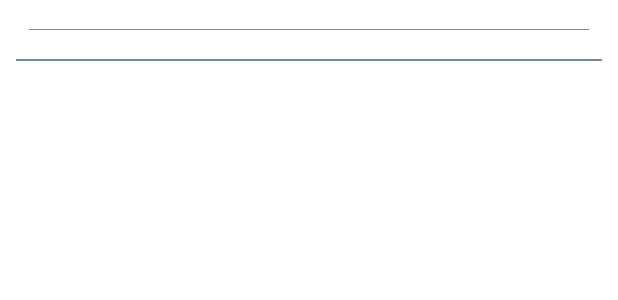
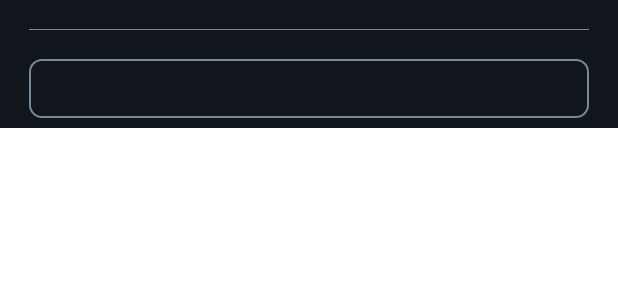
Before and after one commit to Sparsh011/Ping, an Android app: the layout meme_design.xml on its own in the app's theme, with its tools: preview values and no code run, on a phone screen of 412 x 824 dp. Shown: the top 300 px of the screen. Run offline under Robolectric (Android 15) with nearby library versions, the phone set to English and light mode, and no system bars.

Commit message:
partially added save meme feature

```diff
--- a/app/src/main/java/com/example/ping/views/activity/UsersActivity.kt
+++ b/app/src/main/java/com/example/ping/views/activity/UsersActivity.kt
@@ -94,6 +94,10 @@ class UsersActivity : AppCompatActivity() {
             R.id.show_memes -> {
                 startActivity(Intent(this@UsersActivity, MemesActivity::class.java))
             }
+
+            R.id.show_saved_memes ->{
+                startActivity(Intent(this@UsersActivity, SavedMemesActivity::class.java))
+            }
             else -> super.onOptionsItemSelected(item)
         }
         return true
--- /dev/null
+++ b/app/src/main/res/drawable/save_meme_bg.xml
@@ -0,0 +1,8 @@
+<?xml version="1.0" encoding="utf-8"?>
+<shape xmlns:android="http://schemas.android.com/apk/res/android">
+
+    <solid android:color="@color/my_black"/>
+    <corners android:radius="@dimen/_6sdp"/>
+    <stroke android:color="@color/my_grey" android:width="@dimen/_1sdp"/>
+
+</shape>
--- a/app/src/main/res/layout/meme_design.xml
+++ b/app/src/main/res/layout/meme_design.xml
@@ -2,6 +2,8 @@
 <RelativeLayout xmlns:android="http://schemas.android.com/apk/res/android"
     android:layout_width="match_parent"
     android:layout_height="wrap_content"
+    xmlns:toosl="http://schemas.android.com/apk/res-auto"
+    android:background="@color/my_black"
     xmlns:tools="http://schemas.android.com/tools">
 
     <ImageView
@@ -14,11 +16,30 @@
         android:layout_marginBottom="@dimen/_15sdp"
         tools:src="@color/my_grey" />
 
+    <TextView
+        android:id="@+id/tv_save_or_delete_meme"
+        android:layout_width="match_parent"
+        android:layout_height="wrap_content"
+        android:layout_below="@+id/iv_meme"
+        android:layout_centerInParent="true"
+        android:textSize="@dimen/_15sdp"
+        android:gravity="center"
+        android:layout_marginStart="@dimen/_15sdp"
+        android:layout_marginEnd="@dimen/_15sdp"
+        android:textColor="@color/white"
+        android:background="@drawable/save_meme_bg"
+        android:layout_marginBottom="@dimen/_5sdp"
+        android:padding="@dimen/_5sdp"/>
+
+
+
     <View
+        android:id="@+id/meme_separator"
         android:layout_width="match_parent"
         android:layout_height="@dimen/_1sdp"
-        android:layout_below="@+id/iv_meme"
+        android:layout_below="@+id/tv_save_or_delete_meme"
         android:layout_marginStart="@dimen/_8sdp"
+        android:visibility="gone"
         android:layout_marginEnd="@dimen/_8sdp"
         android:background="@color/my_grey"/>
 
--- a/app/src/main/res/menu/main_menu.xml
+++ b/app/src/main/res/menu/main_menu.xml
@@ -18,6 +18,10 @@
     <item
         android:id="@+id/logout"
         app:showAsAction="never"
-        android:title="Logout"
+        android:title="Logout"/>
+    <item
+        android:id="@+id/show_saved_memes"
+        app:showAsAction="never"
+        android:title="Show Saved Memes"
         />
 </menu>
```
Also changed, not shown: app/src/main/AndroidManifest.xml (+6 -3 lines), app/src/main/java/com/example/ping/model/SavedMemeModel.kt (added, +12 -0 lines), app/src/main/java/com/example/ping/views/activity/MemesActivity.kt (+33 -1 lines), app/src/main/java/com/example/ping/views/activity/SavedMemesActivity.kt (added, +100 -0 lines), app/src/main/java/com/example/ping/views/adapter/MemesAdapter.kt (+30 -4 lines), app/src/main/res/layout/activity_saved_memes.xml (added, +43 -0 lines).
